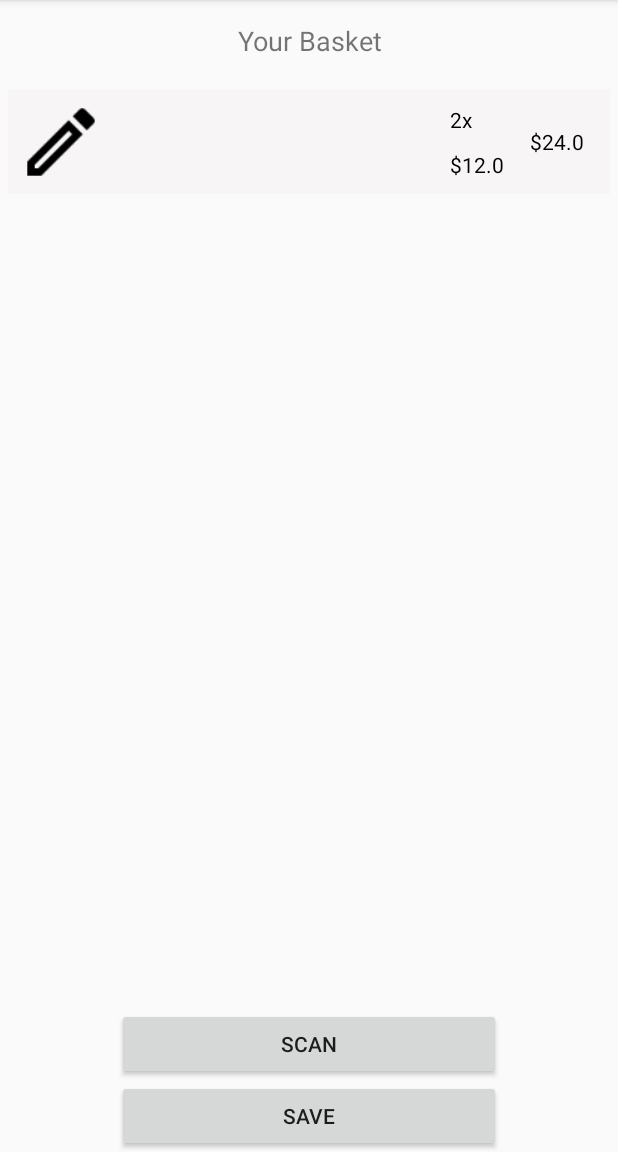
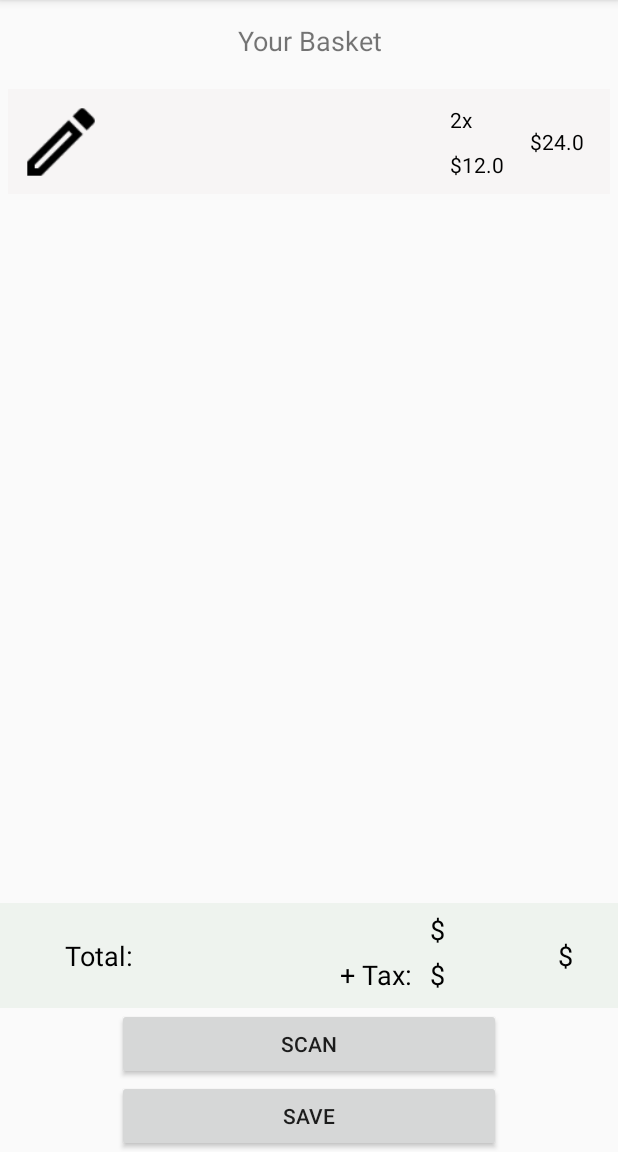
Before and after one commit to Fawaz-Khayat/price_finder, an Android app: the Basket screen opened directly, with no data from a screen before it, on a phone screen of 412 x 824 dp, the part 84-1236 px from its top. Run offline under Robolectric (Android 15) with nearby library versions, the phone set to English and light mode, and no system bars.

Commit message:
add basket total bar

```diff
--- a/app/src/main/res/layout/activity_basket.xml
+++ b/app/src/main/res/layout/activity_basket.xml
@@ -7,10 +7,11 @@
     tools:context=".Basket">
 
     <LinearLayout
+        android:id="@+id/linearLayout1"
         android:layout_width="match_parent"
         android:layout_height="0dp"
         android:orientation="vertical"
-        app:layout_constraintBottom_toTopOf="@+id/linearLayout2"
+        app:layout_constraintBottom_toTopOf="@id/linearLayout2"
         app:layout_constraintEnd_toEndOf="parent"
         app:layout_constraintStart_toStartOf="parent"
         app:layout_constraintTop_toTopOf="parent">
@@ -35,6 +36,89 @@
 
     <LinearLayout
         android:id="@+id/linearLayout2"
+        android:layout_width="match_parent"
+        android:layout_height="70dp"
+        android:background="#46CCDDCC"
+        android:gravity="center"
+        android:orientation="horizontal"
+        android:padding="5dp"
+        app:layout_constraintBottom_toTopOf="@id/linearLayout3"
+        app:layout_constraintEnd_toEndOf="parent"
+        app:layout_constraintStart_toStartOf="parent">
+
+        <TextView
+            android:id="@+id/textView2"
+            android:layout_width="120dp"
+            android:layout_height="match_parent"
+            android:layout_weight="0"
+            android:gravity="center_vertical"
+            android:text="Total:"
+            android:textAlignment="center"
+            android:textColor="#000000"
+            android:textSize="18sp" />
+
+        <LinearLayout
+            android:layout_width="match_parent"
+            android:layout_height="match_parent"
+            android:layout_weight="1"
+            android:orientation="vertical">
+
+            <LinearLayout
+                android:layout_width="match_parent"
+                android:layout_height="30dp"
+                android:gravity="right"
+                android:orientation="horizontal">
+
+                <TextView
+                    android:id="@+id/textView_subTotal"
+                    android:layout_width="60dp"
+                    android:layout_height="match_parent"
+                    android:layout_weight="0"
+                    android:text="$"
+                    android:textColor="#000000"
+                    android:textSize="18sp" />
+            </LinearLayout>
+
+            <LinearLayout
+                android:layout_width="match_parent"
+                android:layout_height="30dp"
+                android:gravity="right"
+                android:orientation="horizontal">
+
+                <TextView
+                    android:id="@+id/textView5"
+                    android:layout_width="60dp"
+                    android:layout_height="match_parent"
+                    android:layout_weight="0"
+                    android:text="+ Tax:"
+                    android:textColor="#000000"
+                    android:textSize="18sp" />
+
+                <TextView
+                    android:id="@+id/textView_tax"
+                    android:layout_width="60dp"
+                    android:layout_height="match_parent"
+                    android:layout_weight="0"
+                    android:text="$"
+                    android:textColor="#000000"
+                    android:textSize="18sp" />
+            </LinearLayout>
+
+        </LinearLayout>
+
+        <TextView
+            android:id="@+id/textView_total"
+            android:layout_width="60dp"
+            android:layout_height="match_parent"
+            android:layout_weight="0"
+            android:gravity="center"
+            android:text="$"
+            android:textColor="#000000"
+            android:textSize="18sp" />
+
+    </LinearLayout>
+    <LinearLayout
+        android:id="@+id/linearLayout3"
         android:layout_width="match_parent"
         android:layout_height="wrap_content"
         android:gravity="center"
```
